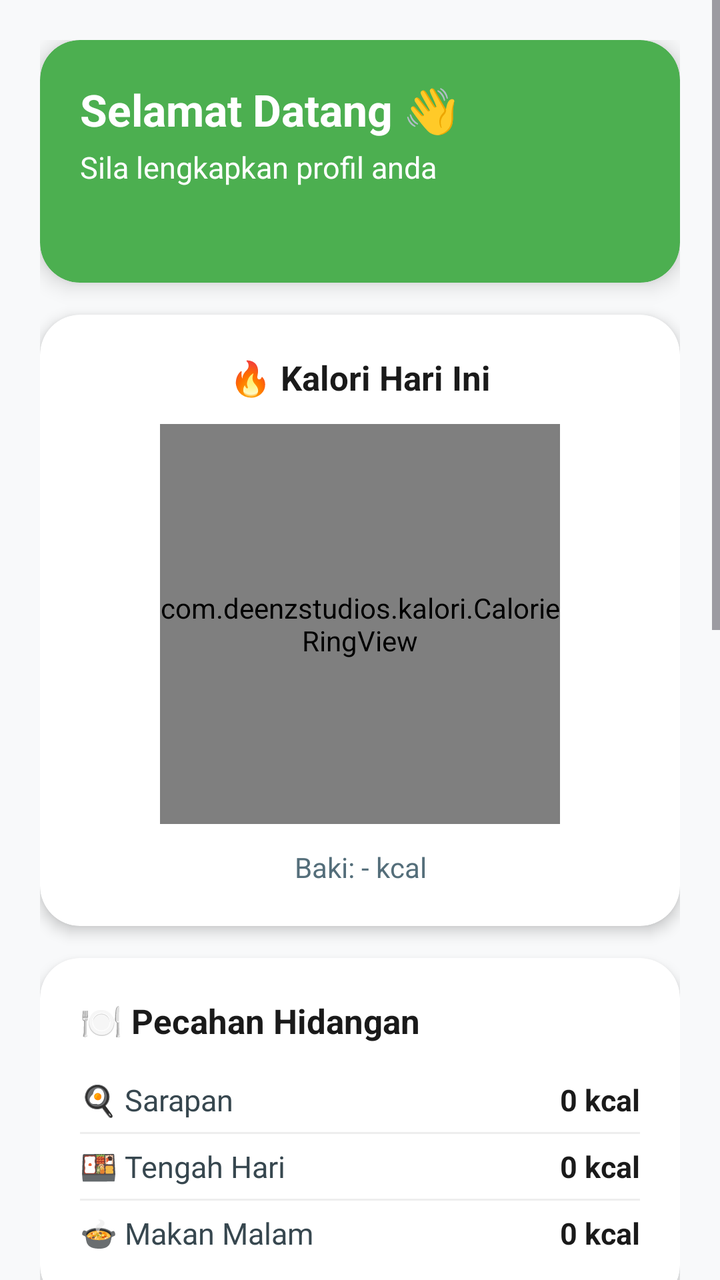
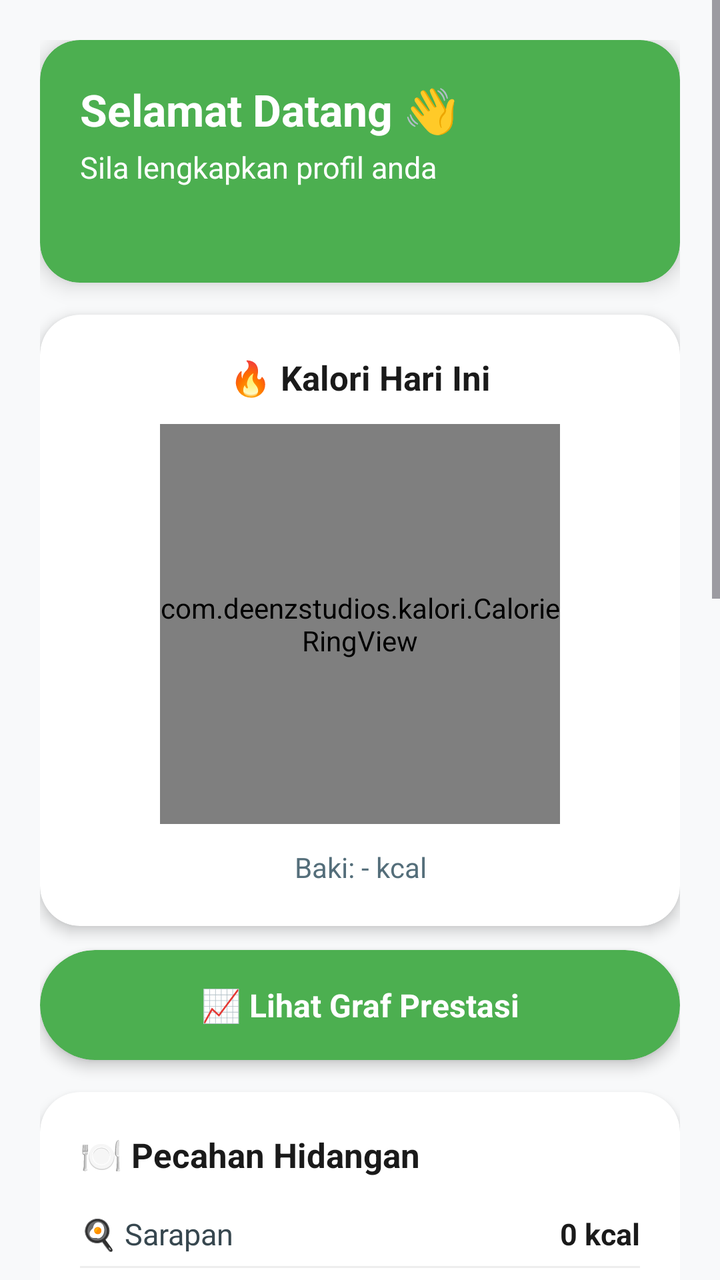

The first picture is an Android layout as it rendered before a commit; the second is the same layout after the commit. The layout source and the unified diff follow.
<!-- AndroidManifest.xml: application theme Theme.Kalori -->
<!-- res/layout/fragment_home.xml -->
<?xml version="1.0" encoding="utf-8"?>
<ScrollView xmlns:android="http://schemas.android.com/apk/res/android"
    xmlns:app="http://schemas.android.com/apk/res-auto"
    android:layout_width="match_parent"
    android:layout_height="match_parent"
    android:background="#F8F9FA"
    android:fillViewport="true">

    <LinearLayout
        android:layout_width="match_parent"
        android:layout_height="wrap_content"
        android:orientation="vertical"
        android:padding="20dp"
        android:paddingBottom="40dp">

        
        <androidx.cardview.widget.CardView
            android:layout_width="match_parent"
            android:layout_height="wrap_content"
            app:cardCornerRadius="20dp"
            app:cardElevation="6dp"
            app:cardBackgroundColor="#4CAF50">

            <LinearLayout
                android:layout_width="match_parent"
                android:layout_height="wrap_content"
                android:orientation="vertical"
                android:padding="20dp">

                <TextView
                    android:id="@+id/txtGreeting"
                    android:layout_width="wrap_content"
                    android:layout_height="wrap_content"
                    android:text="Selamat Datang 👋"
                    android:textColor="#FFFFFF"
                    android:textSize="22sp"
                    android:textStyle="bold" />

                <TextView
                    android:id="@+id/txtHomeName"
                    android:layout_width="wrap_content"
                    android:layout_height="wrap_content"
                    android:layout_marginTop="4dp"
                    android:text="Sila lengkapkan profil anda"
                    android:textColor="#FFFFFF"
                    android:textSize="15sp" />

                <TextView
                    android:id="@+id/txtHomeDate"
                    android:layout_width="wrap_content"
                    android:layout_height="wrap_content"
                    android:layout_marginTop="10dp"
                    android:text=""
                    android:textColor="#E8F5E9"
                    android:textSize="13sp" />

            </LinearLayout>
        </androidx.cardview.widget.CardView>

        
        <androidx.cardview.widget.CardView
            android:layout_width="match_parent"
            android:layout_height="wrap_content"
            android:layout_marginTop="16dp"
            app:cardCornerRadius="20dp"
            app:cardElevation="4dp"
            app:cardBackgroundColor="#FFFFFF">

            <LinearLayout
                android:layout_width="match_parent"
                android:layout_height="wrap_content"
                android:gravity="center"
                android:orientation="vertical"
                android:padding="20dp">

                <TextView
                    android:layout_width="wrap_content"
                    android:layout_height="wrap_content"
                    android:text="🔥 Kalori Hari Ini"
                    android:textColor="#1A1A1A"
                    android:textSize="17sp"
                    android:textStyle="bold" />

                <com.deenzstudios.kalori.CalorieRingView
                    android:id="@+id/calorieRing"
                    android:layout_width="200dp"
                    android:layout_height="200dp"
                    android:layout_marginTop="12dp" />

                <TextView
                    android:id="@+id/txtCalorieStatus"
                    android:layout_width="wrap_content"
                    android:layout_height="wrap_content"
                    android:layout_marginTop="12dp"
                    android:gravity="center"
                    android:text="Baki: - kcal"
                    android:textColor="#546E7A"
                    android:textSize="14sp" />

            </LinearLayout>
        </androidx.cardview.widget.CardView>

        
        <androidx.cardview.widget.CardView
            android:layout_width="match_parent"
            android:layout_height="wrap_content"
            android:layout_marginTop="16dp"
            app:cardCornerRadius="20dp"
            app:cardElevation="4dp"
            app:cardBackgroundColor="#FFFFFF">

            <LinearLayout
                android:layout_width="match_parent"
                android:layout_height="wrap_content"
                android:orientation="vertical"
                android:padding="20dp">

                <TextView
                    android:layout_width="wrap_content"
                    android:layout_height="wrap_content"
                    android:layout_marginBottom="12dp"
                    android:text="🍽️ Pecahan Hidangan"
                    android:textColor="#1A1A1A"
                    android:textSize="17sp"
                    android:textStyle="bold" />

                <LinearLayout
                    android:layout_width="match_parent"
                    android:layout_height="wrap_content"
                    android:gravity="center_vertical"
                    android:orientation="horizontal"
                    android:paddingTop="6dp"
                    android:paddingBottom="6dp">

                    <TextView
                        android:layout_width="0dp"
                        android:layout_height="wrap_content"
                        android:layout_weight="1"
                        android:text="🍳 Sarapan"
                        android:textColor="#37474F"
                        android:textSize="15sp" />

                    <TextView
                        android:id="@+id/txtMealSarapan"
                        android:layout_width="wrap_content"
                        android:layout_height="wrap_content"
                        android:text="0 kcal"
                        android:textColor="#1A1A1A"
                        android:textStyle="bold"
                        android:textSize="15sp" />
                </LinearLayout>

                <View
                    android:layout_width="match_parent"
                    android:layout_height="1dp"
                    android:background="#EEEEEE" />

                <LinearLayout
                    android:layout_width="match_parent"
                    android:layout_height="wrap_content"
                    android:gravity="center_vertical"
                    android:orientation="horizontal"
                    android:paddingTop="6dp"
                    android:paddingBottom="6dp">

                    <TextView
                        android:layout_width="0dp"
                        android:layout_height="wrap_content"
                        android:layout_weight="1"
                        android:text="🍱 Tengah Hari"
                        android:textColor="#37474F"
                        android:textSize="15sp" />

                    <TextView
                        android:id="@+id/txtMealTengahHari"
                        android:layout_width="wrap_content"
                        android:layout_height="wrap_content"
                        android:text="0 kcal"
                        android:textColor="#1A1A1A"
                        android:textStyle="bold"
                        android:textSize="15sp" />
                </LinearLayout>

                <View
                    android:layout_width="match_parent"
                    android:layout_height="1dp"
                    android:background="#EEEEEE" />

                <LinearLayout
                    android:layout_width="match_parent"
                    android:layout_height="wrap_content"
                    android:gravity="center_vertical"
                    android:orientation="horizontal"
                    android:paddingTop="6dp"
                    android:paddingBottom="6dp">

                    <TextView
                        android:layout_width="0dp"
                        android:layout_height="wrap_content"
                        android:layout_weight="1"
                        android:text="🍲 Makan Malam"
                        android:textColor="#37474F"
                        android:textSize="15sp" />

                    <TextView
                        android:id="@+id/txtMealMakanMalam"
                        android:layout_width="wrap_content"
                        android:layout_height="wrap_content"
                        android:text="0 kcal"
                        android:textColor="#1A1A1A"
                        android:textStyle="bold"
                        android:textSize="15sp" />
                </LinearLayout>

            </LinearLayout>
        </androidx.cardview.widget.CardView>

        
        <androidx.cardview.widget.CardView
            android:layout_width="match_parent"
            android:layout_height="wrap_content"
            android:layout_marginTop="16dp"
            app:cardCornerRadius="20dp"
            app:cardElevation="4dp"
            app:cardBackgroundColor="#E3F2FD">

            <LinearLayout
                android:layout_width="match_parent"
                android:layout_height="wrap_content"
                android:orientation="vertical"
                android:padding="20dp">

                <LinearLayout
                    android:layout_width="match_parent"
                    android:layout_height="wrap_content"
                    android:gravity="center_vertical"
                    android:orientation="horizontal">

                    <TextView
                        android:layout_width="0dp"
                        android:layout_height="wrap_content"
                        android:layout_weight="1"
                        android:text="💧 Air Minuman"
                        android:textColor="#0D47A1"
                        android:textSize="17sp"
                        android:textStyle="bold" />

                    <TextView
                        android:id="@+id/txtHomeWater"
                        android:layout_width="wrap_content"
                        android:layout_height="wrap_content"
                        android:text="0 ml / 3000 ml"
                        android:textColor="#0D47A1"
                        android:textSize="15sp"
                        android:textStyle="bold" />
                </LinearLayout>

                <ProgressBar
                    android:id="@+id/progressWater"
                    style="?android:attr/progressBarStyleHorizontal"
                    android:layout_width="match_parent"
                    android:layout_height="10dp"
                    android:layout_marginTop="12dp"
                    android:max="100"
                    android:progress="0"
                    android:progressTint="#2196F3"
                    android:progressBackgroundTint="#BBDEFB" />

                <TextView
                    android:id="@+id/txtHomeWaterPercent"
                    android:layout_width="wrap_content"
                    android:layout_height="wrap_content"
                    android:layout_marginTop="8dp"
                    android:text="0% daripada sasaran harian"
                    android:textColor="#1565C0"
                    android:textSize="13sp" />

            </LinearLayout>
        </androidx.cardview.widget.CardView>

        
        <androidx.cardview.widget.CardView
            android:layout_width="match_parent"
            android:layout_height="wrap_content"
            android:layout_marginTop="16dp"
            app:cardCornerRadius="20dp"
            app:cardElevation="4dp">

            <androidx.viewpager2.widget.ViewPager2
                android:id="@+id/viewPager"
                android:layout_width="match_parent"
                android:layout_height="420dp" />

        </androidx.cardview.widget.CardView>

        
        <androidx.cardview.widget.CardView
            android:id="@+id/cardTipKurus"
            android:layout_width="match_parent"
            android:layout_height="wrap_content"
            android:layout_marginTop="16dp"
            app:cardCornerRadius="16dp"
            app:cardElevation="4dp"
            app:cardBackgroundColor="#E0F7FA">

            <TextView
                android:id="@+id/btnTipKurus"
                android:layout_width="match_parent"
                android:layout_height="wrap_content"
                android:clickable="true"
                android:focusable="true"
                android:gravity="center"
                android:padding="14dp"
                android:text="@string/btn_tip_kurus"
                android:textColor="#00695C"
                android:textSize="16sp"
                android:textStyle="bold" />

        </androidx.cardview.widget.CardView>

    </LinearLayout>
</ScrollView>
<!-- resources referenced by this layout -->
<resources>
  <string name="btn_tip_kurus">💡 Tip Kurus</string>
  <style name="Theme.Kalori" parent="Base.Theme.Kalori" />
  <style name="Base.Theme.Kalori" parent="Theme.Material3.DayNight.NoActionBar">
      </style>
</resources>

<!-- the commit's change to res/layout/fragment_home.xml (unified diff, before → after) -->
@@ -98,6 +98,30 @@
                     android:textSize="14sp" />
 
             </LinearLayout>
+        </androidx.cardview.widget.CardView>
+
+        
+        <androidx.cardview.widget.CardView
+            android:id="@+id/btnHomeGraph"
+            android:layout_width="match_parent"
+            android:layout_height="55dp"
+            android:layout_marginTop="12dp"
+            android:clickable="true"
+            android:focusable="true"
+            android:foreground="?android:attr/selectableItemBackground"
+            app:cardCornerRadius="28dp"
+            app:cardElevation="4dp"
+            app:cardBackgroundColor="#4CAF50">
+
+            <TextView
+                android:layout_width="match_parent"
+                android:layout_height="match_parent"
+                android:gravity="center"
+                android:text="📈 Lihat Graf Prestasi"
+                android:textColor="#FFFFFF"
+                android:textSize="16sp"
+                android:textStyle="bold" />
+
         </androidx.cardview.widget.CardView>
 
         
